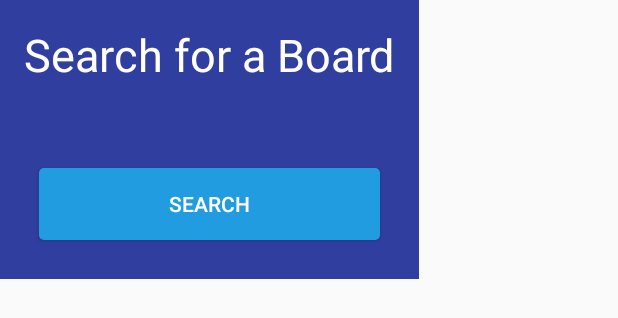
After one commit to Gloopio/Drawed, an Android app: the layout popup_search.xml on its own in the app's theme, with its tools: preview values and no code run, on a phone screen of 412 x 824 dp. The commit adds this screen. Shown: the top 318 px of the screen. Run offline under Robolectric (Android 15) with nearby library versions, the phone set to English and light mode, and no system bars.

Commit message:
add save in background, add views, refactoring of code and ui

```diff
--- a/app/src/main/java/io/gloop/drawed/SplashActivity.java
+++ b/app/src/main/java/io/gloop/drawed/SplashActivity.java
@@ -21,7 +21,9 @@ public class SplashActivity extends Activity {
     public static final String SHARED_PREFERENCES_FIRST_START = "firstStart";
 
     private static final String HOST_URL = "192.168.0.16:8080";
-    private static final String API_KEY = "8576f9e3-2eb6-489c-9d4f-cf7f2349738f";
+//    private static final String HOST_URL = "52.169.152.13:8080";
+//    private static final String API_KEY = "2054bba8-c712-4e91-ba08-f14dad98d814";
+    private static final String API_KEY = "abf36d11-d40d-44bb-bf2f-22a70dcf5380";
     private static final boolean DEBUG = true;
 
     /**
--- /dev/null
+++ b/app/src/main/res/layout/popup_search.xml
@@ -0,0 +1,40 @@
+<?xml version="1.0" encoding="utf-8"?>
+<LinearLayout xmlns:android="http://schemas.android.com/apk/res/android"
+              android:id="@+id/pop_stat_view"
+              android:layout_width="wrap_content"
+              android:layout_height="wrap_content"
+              android:background="@color/popupBackground"
+              android:orientation="vertical"
+              android:padding="16dp">
+
+
+    <TextView
+        android:id="@+id/pop_stat_board_name"
+        android:layout_width="match_parent"
+        android:layout_height="wrap_content"
+        android:text="Search for a Board"
+        android:textAlignment="center"
+        android:textColor="@color/textColor"
+        android:textSize="@dimen/text_size"/>
+
+    <EditText
+        android:id="@+id/pop_search_board_name"
+        android:layout_width="match_parent"
+        android:layout_height="wrap_content"/>
+
+    <LinearLayout
+        android:layout_width="match_parent"
+        android:layout_height="wrap_content">
+
+        <Button
+            android:id="@+id/pop_search_btn"
+            android:layout_width="wrap_content"
+            android:layout_height="wrap_content"
+            android:layout_margin="10dp"
+            android:layout_weight="1"
+            android:background="@drawable/button"
+            android:text="Search"
+            android:textColor="@color/textColor"/>
+    </LinearLayout>
+
+</LinearLayout>
--- a/app/src/main/res/values/strings.xml
+++ b/app/src/main/res/values/strings.xml
@@ -1,6 +1,6 @@
 <resources>
     <string name="app_name">Drawed</string>
-    <string name="title_item_detail">Item Detail</string>
+    <string name="title_item_detail">Board</string>
 
     <string name="action_settings">Settings</string>
     <string name="hello_world">Hello world!</string>
--- a/build.gradle
+++ b/build.gradle
@@ -5,7 +5,7 @@ buildscript {
         jcenter()
     }
     dependencies {
-        classpath 'com.android.tools.build:gradle:2.3.0-rc1'
+        classpath 'com.android.tools.build:gradle:2.3.0'
 
         // NOTE: Do not place your application dependencies here; they belong
         // in the individual module build.gradle files
```
Also changed, not shown: app/src/main/AndroidManifest.xml (+3 -4 lines), app/src/main/java/io/gloop/drawed/BackgroundService.java (added, +26 -0 lines), app/src/main/java/io/gloop/drawed/BoardDetailFragment.java (+13 -1 lines), app/src/main/java/io/gloop/drawed/BoardListActivity.java (+48 -1 lines), app/src/main/java/io/gloop/drawed/DrawingView.java (+29 -11 lines), app/src/main/java/io/gloop/drawed/SaveInBackgroundWorker.java (+33 -6 lines), app/src/main/res/layout/activity_item_list.xml (+9 -0 lines), app/src/main/res/drawable-hdpi/ic_search_white_24dp.png (added), app/src/main/res/drawable-mdpi/ic_search_white_24dp.png (added), app/src/main/res/drawable-xhdpi/ic_search_white_24dp.png (added), app/src/main/res/drawable-xxhdpi/ic_search_white_24dp.png (added), app/src/main/res/drawable-xxxhdpi/ic_search_white_24dp.png (added), app/src/main/res/drawable/brush.png (deleted), app/src/main/res/drawable/eraser.png (deleted), 2 more files.
